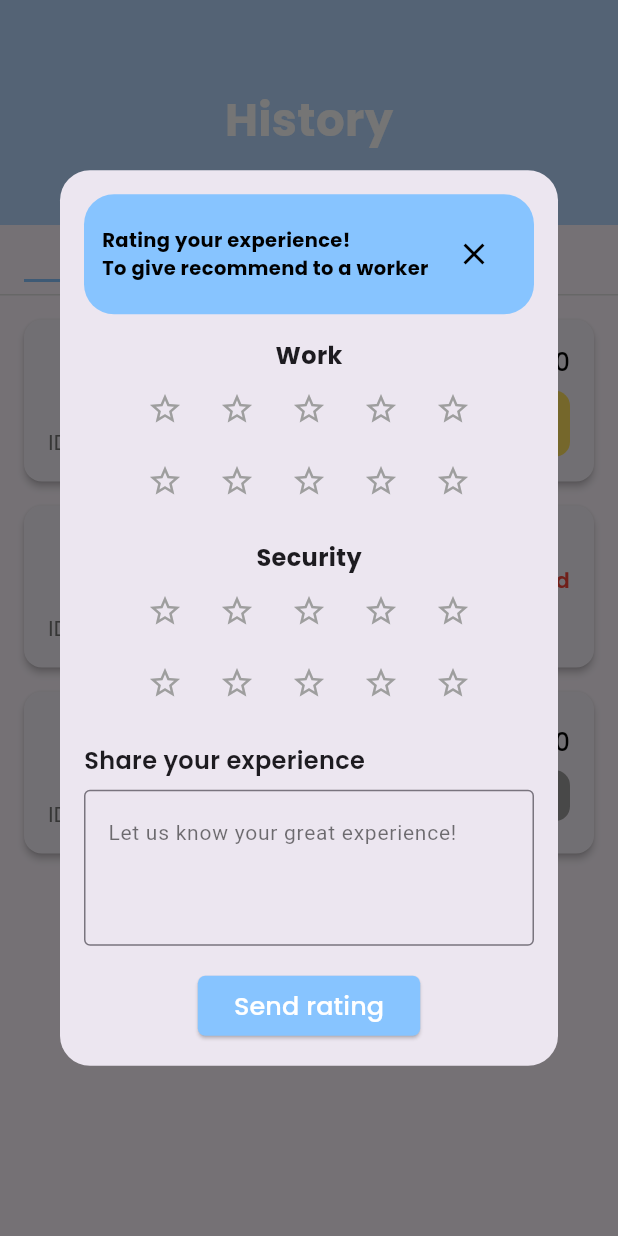
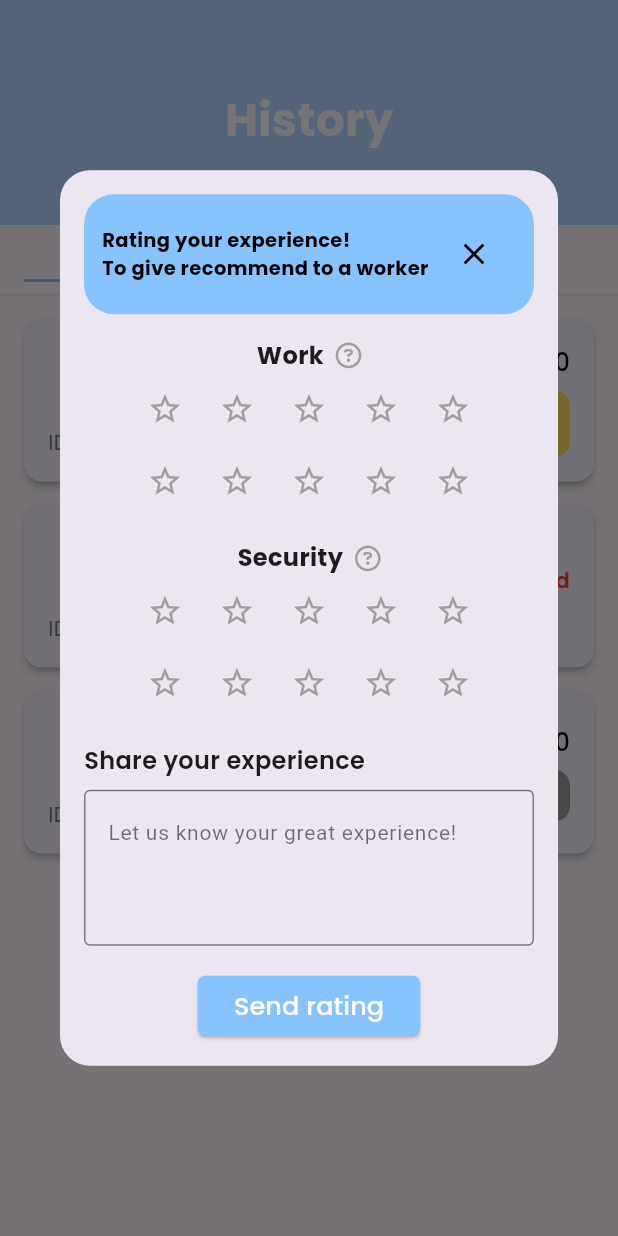
Before and after one commit to Kamila3820/HOCA_frontend, a Flutter app: the HistoryPage screen opened directly, after a tap on "Rating", on a phone screen of 412 x 824 dp. Run offline on Flutter 3.47's test engine with Material 3 defaults, Android fonts, the phone set to English and light mode, and no system bars; our stand-ins replace dio, flutter_dotenv, font_awesome_flutter, geocoding, google_fonts, google_maps_flutter and 5 more; missing offline and left inert: flutter_platform_alert; accounts and stored records are empty; generated files the repository leaves out were written again.

Commit message:
32_commit
[ADD] Tooltip to rating to show to user what are security and work rating for

```diff
--- a/hoca_frontend/lib/components/history/rating_dialog.dart
+++ b/hoca_frontend/lib/components/history/rating_dialog.dart
@@ -1,4 +1,5 @@
 import 'package:flutter/material.dart';
+import 'package:font_awesome_flutter/font_awesome_flutter.dart';
 import 'package:google_fonts/google_fonts.dart';
 
 import 'rating_section.dart';
@@ -17,15 +18,14 @@ void showRatingDialog(BuildContext context) {
             mainAxisSize: MainAxisSize.min,
             crossAxisAlignment: CrossAxisAlignment.start,
             children: [
-              // Blue box with adjustable width and height
               Container(
-                width: double.infinity, // Set to full width of the dialog
-                height: 80, // Set the desired height
+                width: double.infinity,
+                height: 80,
                 decoration: BoxDecoration(
-                  color: const Color(0xFF87C4FF), // Blue background color
-                  borderRadius: BorderRadius.circular(20), // Rounded corners at the top
+                  color: const Color(0xFF87C4FF),
+                  borderRadius: BorderRadius.circular(20),
                 ),
-                padding: const EdgeInsets.all(12), // Add padding for aesthetics
+                padding: const EdgeInsets.all(12),
                 child: Row(
                   mainAxisAlignment: MainAxisAlignment.spaceBetween,
                   children: [
@@ -36,16 +36,16 @@ void showRatingDialog(BuildContext context) {
                           textStyle: const TextStyle(
                             fontSize: 13,
                             fontWeight: FontWeight.bold,
-                            color: Color.fromARGB(255, 0, 0, 0), // Black text for contrast
+                            color: Color.fromARGB(255, 0, 0, 0),
                           ),
                         ),
                       ),
                     ),
                     IconButton(
                       icon: SizedBox(
-                        width: 40, // Set the desired width
-                        height: 40, // Set the desired height
-                        child: Icon(Icons.close, color: const Color.fromARGB(255, 0, 0, 0)), // Black close icon
+                        width: 40,
+                        height: 40,
+                        child: Icon(Icons.close, color: const Color.fromARGB(255, 0, 0, 0)),
                       ),
                       onPressed: () {
                         Navigator.of(context).pop();
@@ -55,9 +55,15 @@ void showRatingDialog(BuildContext context) {
                 ),
               ),
               const SizedBox(height: 16),
-              Center(child: RatingSection(title: 'Work')),
+              Center(child: RatingSectionWithIcon(
+                title: 'Work',
+                tooltipMessage: 'Rate the quality and efficiency of the work performed',
+              )),
               const SizedBox(height: 16),
-              Center(child: RatingSection(title: 'Security')),
+              Center(child: RatingSectionWithIcon(
+                title: 'Security',
+                tooltipMessage: 'Rate how safe and secure you felt during the service',
+              )),
               const SizedBox(height: 16),
               Text(
                 'Share your experience',
@@ -74,41 +80,37 @@ void showRatingDialog(BuildContext context) {
                 decoration: InputDecoration(
                   hintText: 'Let us know your great experience!',
                   hintStyle: TextStyle(
-      color: Colors.black54, // Adjust the color for hint text
-      fontSize: 14, // Optionally, set the font size
-      fontWeight: FontWeight.normal, // Optionally, set the font weight
+                    color: Colors.black54,
+                    fontSize: 14,
+                    fontWeight: FontWeight.normal,
                   ),
                   border: OutlineInputBorder(),
                 ),
               ),
-
               const SizedBox(height: 16),
               Center(
                 child: ElevatedButton(
                   onPressed: () {
-      Navigator.of(context).pop(); // Close the dialog after submitting
+                    Navigator.of(context).pop();
                   },
                   style: ElevatedButton.styleFrom(
-      backgroundColor: const Color(0xFF87C4FF), // Set the background color
+                    backgroundColor: const Color(0xFF87C4FF),
                     shape: RoundedRectangleBorder(
-        borderRadius: BorderRadius.circular(5), // Set the border radius
+                      borderRadius: BorderRadius.circular(5),
                     ),
                   ),
                   child: Text(
                     'Send rating',
                     style: GoogleFonts.poppins(
                       textStyle: const TextStyle(
-          color: Colors.white, // Set the text color
+                        color: Colors.white,
                         fontSize: 17,
                         fontWeight: FontWeight.w500,
-           // Set the text size
                       ),
                     ),
                   ),
                 ),
               ),
-
-
             ],
           ),
         ),
@@ -116,3 +118,92 @@ void showRatingDialog(BuildContext context) {
     },
   );
 }
+
+class RatingSectionWithIcon extends StatefulWidget {
+  final String title;
+  final String tooltipMessage;
+
+  const RatingSectionWithIcon({
+    Key? key,
+    required this.title,
+    required this.tooltipMessage,
+  }) : super(key: key);
+
+  @override
+  State<RatingSectionWithIcon> createState() => _RatingSectionWithIconState();
+}
+
+class _RatingSectionWithIconState extends State<RatingSectionWithIcon> {
+  final GlobalKey _tooltipKey = GlobalKey();
+
+  void _showTooltip() {
+    final dynamic tooltip = _tooltipKey.currentState;
+    tooltip?.ensureTooltipVisible();
+  }
+
+  @override
+  Widget build(BuildContext context) {
+    return Stack(
+      children: [
+        Column(
+          children: [
+            Row(
+              mainAxisAlignment: MainAxisAlignment.center,
+              children: [
+                Text(
+                  widget.title,
+                  style: GoogleFonts.poppins(
+                    textStyle: const TextStyle(
+                      fontSize: 16,
+                      fontWeight: FontWeight.bold,
+                    ),
+                  ),
+                ),
+                const SizedBox(width: 8),
+                GestureDetector(
+                  onTap: _showTooltip,
+                  child: Tooltip(
+                    key: _tooltipKey,
+                    message: widget.tooltipMessage,
+                    preferBelow: false,
+                    verticalOffset: -5,
+                    padding: const EdgeInsets.all(12),
+                    margin: const EdgeInsets.all(16),
+                    triggerMode: TooltipTriggerMode.manual, // Make tooltip manual
+                    decoration: BoxDecoration(
+                      color: const Color.fromARGB(255, 255, 255, 255).withOpacity(0.95),
+                      borderRadius: BorderRadius.circular(20),
+                      boxShadow: [
+                        BoxShadow(
+                          color: Colors.black.withOpacity(0.15),
+                          blurRadius: 8,
+                          offset: const Offset(0, 2),
+                        ),
+                      ],
+                    ),
+                    textStyle: GoogleFonts.poppins(
+                      textStyle: const TextStyle(
+                        color: Color.fromARGB(192, 0, 0, 0),
+                        fontSize: 12,
+                        fontWeight: FontWeight.w500,
+                      ),
+                    ),
+                    child: MouseRegion(
+                      cursor: SystemMouseCursors.help,
+                      child: FaIcon(
+                        FontAwesomeIcons.circleQuestion,
+                        size: 17,
+                        color: Colors.grey,
+                      ),
+                    ),
+                  ),
+                ),
+              ],
+            ),
+            RatingSection(title: ''),
+          ],
+        ),
+      ],
+    );
+  }
+}
--- a/hoca_frontend/lib/components/history/rating_section.dart
+++ b/hoca_frontend/lib/components/history/rating_section.dart
@@ -1,5 +1,4 @@
 import 'package:flutter/material.dart';
-import 'package:google_fonts/google_fonts.dart';
 
 class RatingSection extends StatefulWidget {
   final String title;
@@ -22,15 +21,7 @@ class _RatingSectionState extends State<RatingSection> {
         mainAxisAlignment: MainAxisAlignment.center,
         crossAxisAlignment: CrossAxisAlignment.center,
         children: [
-          Text(
-            widget.title,
-            style: GoogleFonts.poppins(
-              textStyle: const TextStyle(
-                fontSize: 16,
-                fontWeight: FontWeight.bold,
-              ),
-            ),
-          ),
+
           // First row of stars
           Row(
             mainAxisAlignment: MainAxisAlignment.center,
```
Lines whose indentation alone changed are shown as unchanged.
